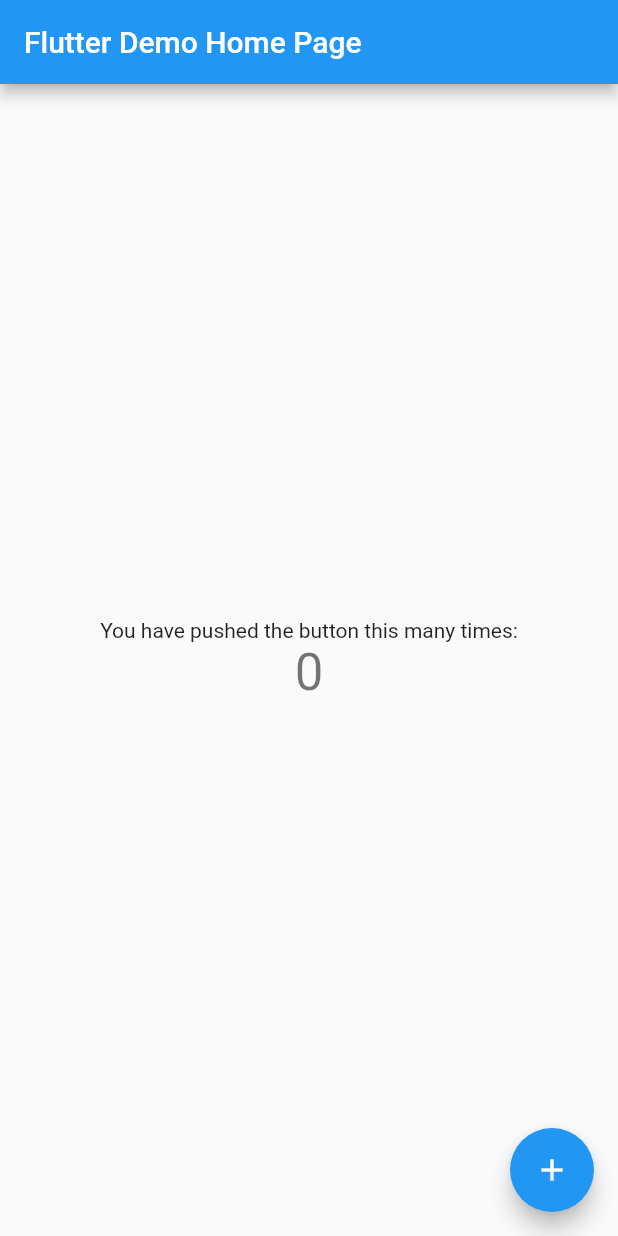
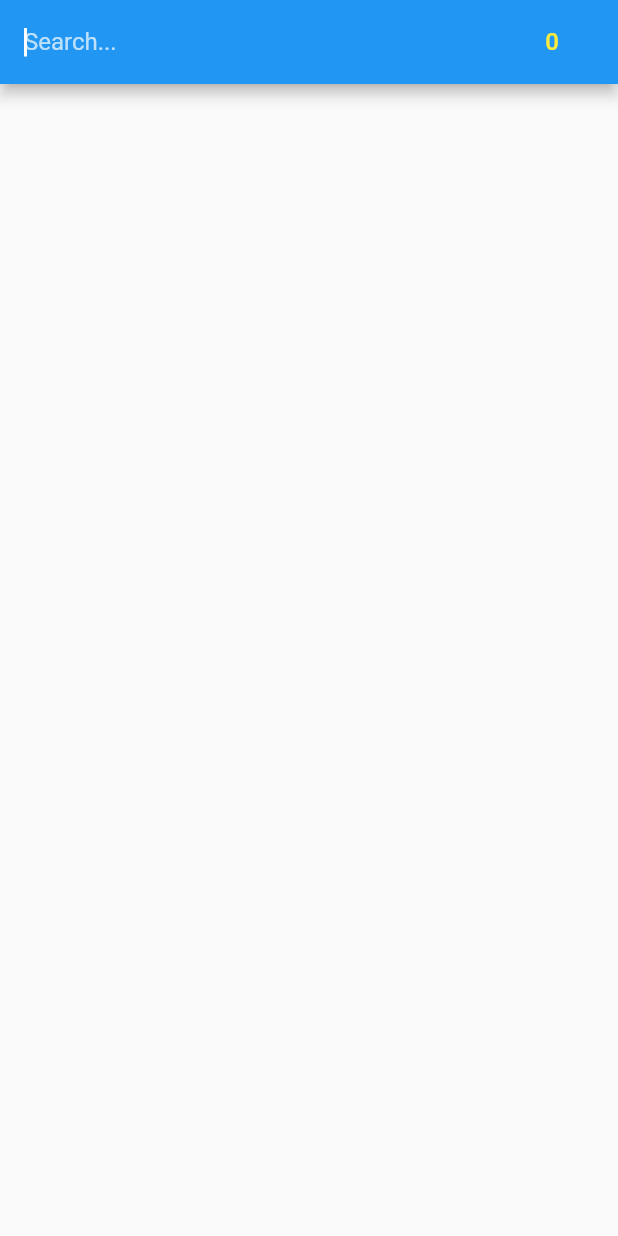
Before and after one commit to proteye/giphy-search-flutter, a Flutter app: the screen it shows after launch, on a phone screen of 412 x 824 dp. Run offline on Flutter 3.47's test engine with Material 2 defaults, Android fonts, the phone set to English and light mode, and no system bars.

Commit message:
added main screen, search bar, giphy model and service

```diff
--- a/lib/main.dart
+++ b/lib/main.dart
@@ -1,111 +1,21 @@
 import 'package:flutter/material.dart';
 
-void main() => runApp(MyApp());
+import 'package:giphy_search/src/routing.dart';
 
-class MyApp extends StatelessWidget {
-  // This widget is the root of your application.
+void main() => runApp(App());
+
+class App extends StatelessWidget {
+  const App({Key key}) : super(key: key);
+
   @override
   Widget build(BuildContext context) {
     return MaterialApp(
-      title: 'Flutter Demo',
+      title: 'Giphy Search',
       theme: ThemeData(
-        // This is the theme of your application.
-        //
-        // Try running your application with "flutter run". You'll see the
-        // application has a blue toolbar. Then, without quitting the app, try
-        // changing the primarySwatch below to Colors.green and then invoke
-        // "hot reload" (press "r" in the console where you ran "flutter run",
-        // or simply save your changes to "hot reload" in a Flutter IDE).
-        // Notice that the counter didn't reset back to zero; the application
-        // is not restarted.
         primarySwatch: Colors.blue,
       ),
-      home: MyHomePage(title: 'Flutter Demo Home Page'),
+      initialRoute: '/',
+      routes: Routing.routes(),
     );
   }
 }
-
-class MyHomePage extends StatefulWidget {
-  MyHomePage({Key key, this.title}) : super(key: key);
-
-  // This widget is the home page of your application. It is stateful, meaning
-  // that it has a State object (defined below) that contains fields that affect
-  // how it looks.
-
-  // This class is the configuration for the state. It holds the values (in this
-  // case the title) provided by the parent (in this case the App widget) and
-  // used by the build method of the State. Fields in a Widget subclass are
-  // always marked "final".
-
-  final String title;
-
-  @override
-  _MyHomePageState createState() => _MyHomePageState();
-}
-
-class _MyHomePageState extends State<MyHomePage> {
-  int _counter = 0;
-
-  void _incrementCounter() {
-    setState(() {
-      // This call to setState tells the Flutter framework that something has
-      // changed in this State, which causes it to rerun the build method below
-      // so that the display can reflect the updated values. If we changed
-      // _counter without calling setState(), then the build method would not be
-      // called again, and so nothing would appear to happen.
-      _counter++;
-    });
-  }
-
-  @override
-  Widget build(BuildContext context) {
-    // This method is rerun every time setState is called, for instance as done
-    // by the _incrementCounter method above.
-    //
-    // The Flutter framework has been optimized to make rerunning build methods
-    // fast, so that you can just rebuild anything that needs updating rather
-    // than having to individually change instances of widgets.
-    return Scaffold(
-      appBar: AppBar(
-        // Here we take the value from the MyHomePage object that was created by
-        // the App.build method, and use it to set our appbar title.
-        title: Text(widget.title),
-      ),
-      body: Center(
-        // Center is a layout widget. It takes a single child and positions it
-        // in the middle of the parent.
-        child: Column(
-          // Column is also layout widget. It takes a list of children and
-          // arranges them vertically. By default, it sizes itself to fit its
-          // children horizontally, and tries to be as tall as its parent.
-          //
-          // Invoke "debug painting" (press "p" in the console, choose the
-          // "Toggle Debug Paint" action from the Flutter Inspector in Android
-          // Studio, or the "Toggle Debug Paint" command in Visual Studio Code)
-          // to see the wireframe for each widget.
-          //
-          // Column has various properties to control how it sizes itself and
-          // how it positions its children. Here we use mainAxisAlignment to
-          // center the children vertically; the main axis here is the vertical
-          // axis because Columns are vertical (the cross axis would be
-          // horizontal).
-          mainAxisAlignment: MainAxisAlignment.center,
-          children: <Widget>[
-            Text(
-              'You have pushed the button this many times:',
-            ),
-            Text(
-              '$_counter',
-              style: Theme.of(context).textTheme.display1,
-            ),
-          ],
-        ),
-      ),
-      floatingActionButton: FloatingActionButton(
-        onPressed: _incrementCounter,
-        tooltip: 'Increment',
-        child: Icon(Icons.add),
-      ), // This trailing comma makes auto-formatting nicer for build methods.
-    );
-  }
-}
--- /dev/null
+++ b/lib/src/config.dart
@@ -0,0 +1,3 @@
+class Config {
+  static const String GIPHY_API_KEY = 'Qrns4L709rqe5BuyP4m2oVOPB7BWwNC4';
+}
--- /dev/null
+++ b/lib/src/routing.dart
@@ -0,0 +1,11 @@
+import 'package:giphy_search/src/screens/main.screen.dart';
+import 'package:giphy_search/src/screens/favorites.screen.dart';
+
+class Routing {
+  static routes() {
+    return {
+      '/': (context) => new MainScreen(),
+      '/favorites': (context) => new FavoritesScreen(),
+    };
+  }
+}
--- /dev/null
+++ b/lib/src/screens/main.screen.dart
@@ -0,0 +1,110 @@
+import 'package:flutter/material.dart';
+
+import 'package:giphy_search/src/widgets/search_bar.widget.dart';
+import 'package:giphy_search/src/models/giphy.model.dart';
+import 'package:giphy_search/src/services/giphy.service.dart';
+
+class MainScreen extends StatefulWidget {
+  @override
+  _MainScreenState createState() => _MainScreenState();
+}
+
+class _MainScreenState extends State<MainScreen> {
+  final _giphyService = GiphyService();
+  int _favoritesCount = 0;
+  bool _loading = false;
+  FocusNode _searchBarFocusNode;
+
+  _pushFavorites() {
+    Navigator.pushNamed(context, '/favorites');
+  }
+
+  _onSearch(String text) {
+    setState(() {
+      _loading = true;
+    });
+    _giphyService.search(q: text).then((data) {
+      setState(() {
+        _loading = false;
+      });
+    });
+  }
+
+  _onFavorite(int index) {
+    setState(() {
+      _favoritesCount = (_giphyService.toggleAsFavorite(index)).length;
+    });
+  }
+
+  _searchBarUnfocus() {
+    if (_searchBarFocusNode.hasFocus) {
+      _searchBarFocusNode.unfocus();
+    }
+  }
+
+  @override
+  void initState() {
+    super.initState();
+    _searchBarFocusNode = FocusNode();
+  }
+
+  @override
+  void dispose() {
+    _searchBarFocusNode.dispose();
+    super.dispose();
+  }
+
+  @override
+  Widget build(BuildContext context) {
+    return Scaffold(
+      appBar: AppBar(
+        title: SearchBar(onChanged: _onSearch, focusNode: _searchBarFocusNode),
+        actions: <Widget>[
+          FlatButton(
+            child: Text(
+              _favoritesCount.toString(),
+              style: TextStyle(color: Colors.yellow, fontSize: 16.0),
+            ),
+            onPressed: _pushFavorites,
+          ),
+        ],
+      ),
+      body: Stack(
+        children: <Widget>[
+          GridView.builder(
+            itemCount: _giphyService.list.length,
+            gridDelegate:
+                SliverGridDelegateWithFixedCrossAxisCount(crossAxisCount: 2),
+            itemBuilder: (BuildContext context, int index) {
+              GiphyModel item = _giphyService.list[index];
+              return GestureDetector(
+                child: Card(
+                  elevation: 1.0,
+                  child: Stack(
+                    children: <Widget>[
+                      Container(
+                        alignment: Alignment.center,
+                        child: Image.network(item.url),
+                      ),
+                      Container(
+                        alignment: Alignment.topRight,
+                        child: IconButton(
+                          icon: item.isFavorite
+                              ? Icon(Icons.favorite, color: Colors.red)
+                              : Icon(Icons.favorite_border, color: Colors.red),
+                          onPressed: () => _onFavorite(index),
+                        ),
+                      ),
+                    ],
+                  ),
+                ),
+                onTap: _searchBarUnfocus,
+              );
+            },
+          ),
+          Center(child: _loading ? CircularProgressIndicator() : null),
+        ],
+      ),
+    );
+  }
+}
--- /dev/null
+++ b/lib/src/widgets/search_bar.widget.dart
@@ -0,0 +1,68 @@
+import 'dart:async';
+import 'package:flutter/material.dart';
+
+const SEARCH_TIMEOUT = 2000; // as ms
+
+class SearchBar extends StatefulWidget {
+  SearchBar({Key key, this.onChanged, this.focusNode}) : super(key: key);
+
+  final ValueChanged<String> onChanged;
+  final FocusNode focusNode;
+
+  @override
+  _SearchBarState createState() => _SearchBarState();
+}
+
+class _SearchBarState extends State<SearchBar> {
+  final _searchController = TextEditingController();
+  Duration _duration = const Duration(milliseconds: SEARCH_TIMEOUT);
+  String _text = '';
+  Timer _timer;
+
+  void _handleTimeout() {
+    if (widget.onChanged != null) {
+      widget.onChanged(_text);
+    }
+  }
+
+  void _searchListener() {
+    if (_searchController.text == _text) {
+      return;
+    }
+    if (_timer != null) {
+      _timer.cancel();
+    }
+    _timer = new Timer(_duration, _handleTimeout);
+    _text = _searchController.text.isNotEmpty ? _searchController.text : '';
+  }
+
+  @override
+  void initState() {
+    super.initState();
+    _searchController.addListener(_searchListener);
+  }
+
+  @override
+  void dispose() {
+    if (_timer != null) {
+      _timer.cancel();
+    }
+    _searchController.dispose();
+    super.dispose();
+  }
+
+  @override
+  Widget build(BuildContext context) {
+    return TextField(
+        focusNode: widget.focusNode,
+        controller: _searchController,
+        autocorrect: false,
+        autofocus: true,
+        style: TextStyle(color: Colors.white),
+        cursorColor: Colors.white,
+        decoration: InputDecoration.collapsed(
+          hintText: 'Search...',
+          hintStyle: TextStyle(color: Colors.white70),
+        ));
+  }
+}
--- a/pubspec.yaml
+++ b/pubspec.yaml
@@ -1,5 +1,5 @@
 name: giphy_search
-description: A new Flutter project.
+description: Giphy search application.
 
 # The following defines the version and build number for your application.
 # A version number is three numbers separated by dots, like 1.2.43
@@ -23,6 +23,7 @@ dependencies:
   # The following adds the Cupertino Icons font to your application.
   # Use with the CupertinoIcons class for iOS style icons.
   cupertino_icons: ^0.1.2
+  http: ^0.12.0+2
 
 dev_dependencies:
   flutter_test:
```
Also changed, not shown: lib/src/models/giphy.model.dart (added, +49 -0 lines), lib/src/screens/favorites.screen.dart (added, +20 -0 lines), lib/src/services/giphy.service.dart (added, +70 -0 lines), pubspec.lock, 1 other file.
